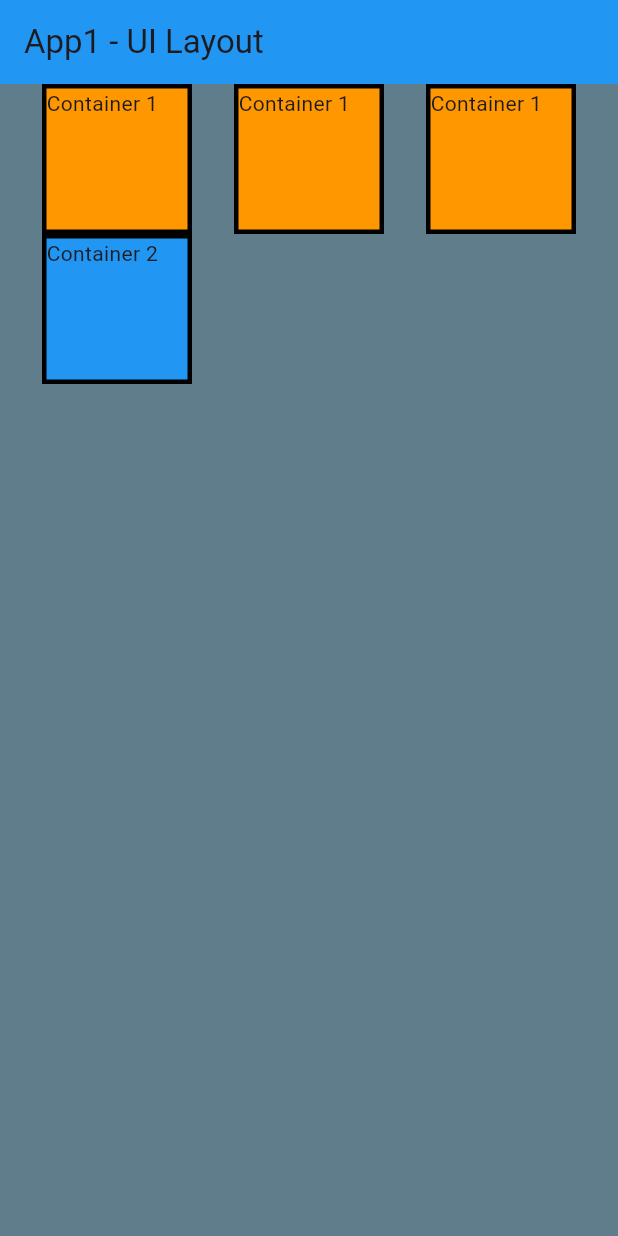
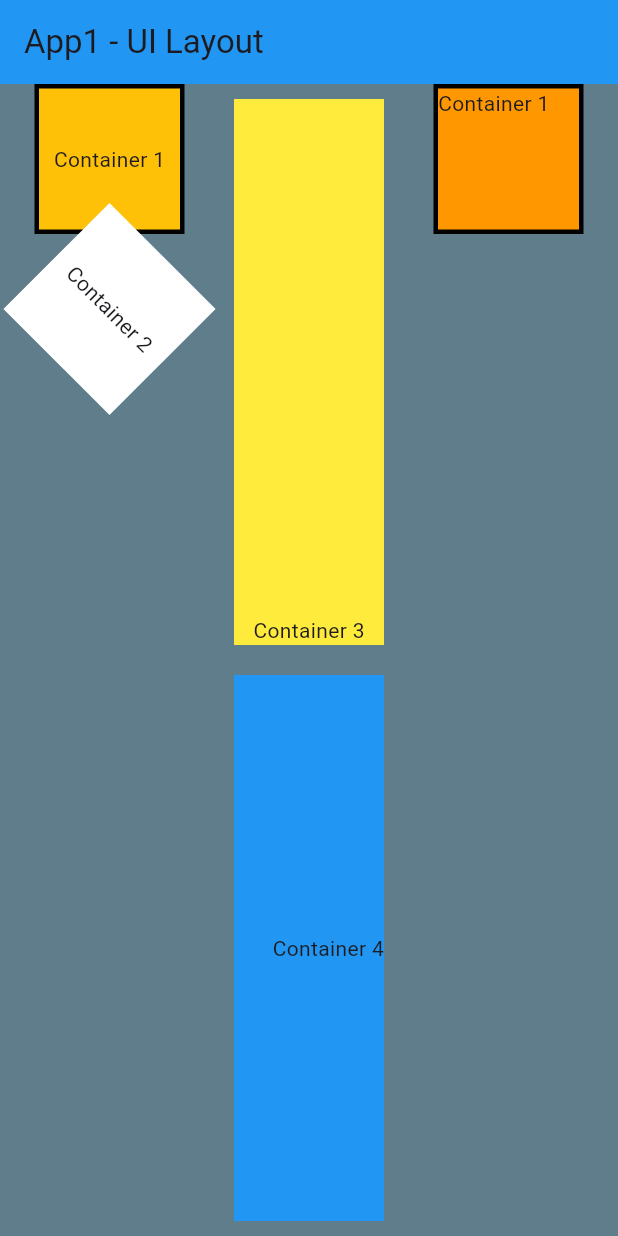
Before and after one commit to reo-duque/DMIT-2504-Assignment, a Flutter app: the screen it shows after launch, on a phone screen of 412 x 824 dp. Run offline on Flutter 3.47's test engine with Material 3 defaults, Android fonts, the phone set to English and light mode, and no system bars.

Commit message:
finished second column

```diff
--- a/Assignment 1/assignment1_reoduque/lib/main.dart
+++ b/Assignment 1/assignment1_reoduque/lib/main.dart
@@ -1,6 +1,7 @@
 // ignore_for_file: use_key_in_widget_constructors, todo
 
 import 'package:flutter/material.dart';
+import 'dart:math';
 
 //https://medium.com/flutter-community/flutter-layout-cheat-sheet-5363348d037e
 
@@ -36,27 +37,59 @@ class MyApp extends StatelessWidget {
                   height: 100.0,
                   width: 100.0,
                   decoration: BoxDecoration(
-                        color: Colors.orange,
+                      color: Colors.amber,
                       border: Border.all(color: Colors.black, width: 3)),
-                    child: const Text('Container 1')),
-                Container(
+                  child: const Align(
+                    alignment: Alignment.center,
+                    child: Text('Container 1'),
+                  ),
+                ),
+                Transform.rotate(
+                  angle: pi / 4,
+                  child: Container(
                     height: 100.0,
                     width: 100.0,
-                    decoration: BoxDecoration(
-                        color: Colors.blue,
-                        border: Border.all(color: Colors.black, width: 3)),
-                    child: const Text('Container 2'))
+                    color: Colors.white,
+                    child: const Align(
+                      alignment: Alignment.center,
+                      child: Text('Container 2'),
+                    ),
+                  ),
+                ),
               ],
             ),
             Column(
               children: <Widget>[
-                Container(
+                Expanded(
+                  flex: 1,
+                  child: Padding(
+                    padding: const EdgeInsets.all(10),
+                    child: Container(
                       height: 100.0,
                       width: 100.0,
-                    decoration: BoxDecoration(
-                        color: Colors.orange,
-                        border: Border.all(color: Colors.black, width: 3)),
-                    child: const Text('Container 1'))
+                      color: Colors.yellow,
+                      child: const Align(
+                        alignment: Alignment.bottomCenter,
+                        child: Text('Container 3'),
+                      ),
+                    ),
+                  ),
+                ),
+                Expanded(
+                  flex: 1,
+                  child: Padding(
+                    padding: const EdgeInsets.all(10),
+                    child: Container(
+                      height: 100.0,
+                      width: 100.0,
+                      color: Colors.blue,
+                      child: const Align(
+                        alignment: Alignment.centerRight,
+                        child: Text('Container 4'),
+                      ),
+                    ),
+                  ),
+                ),
               ],
             ),
             Column(
```
Lines whose indentation alone changed are shown as unchanged.
